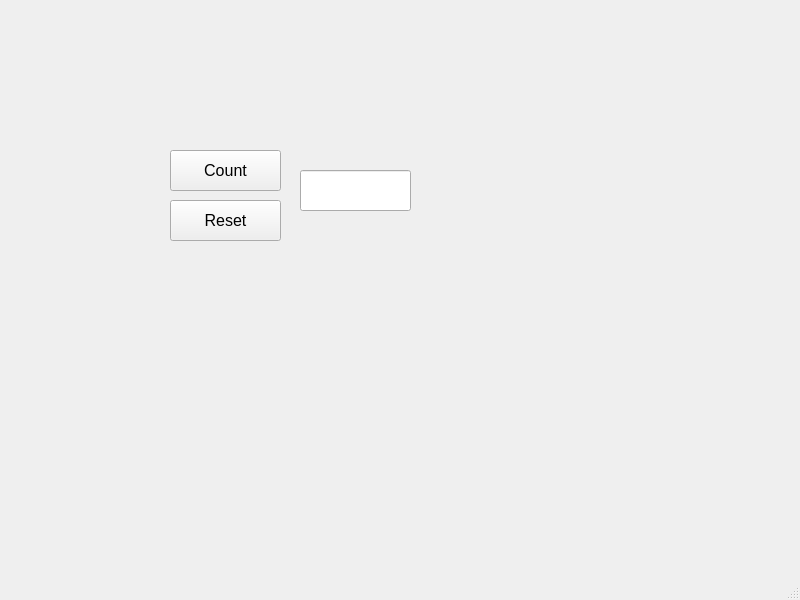
Qt form teht6/mainwindow.ui (rooskar/olio-ohjelmointi) before a commit.
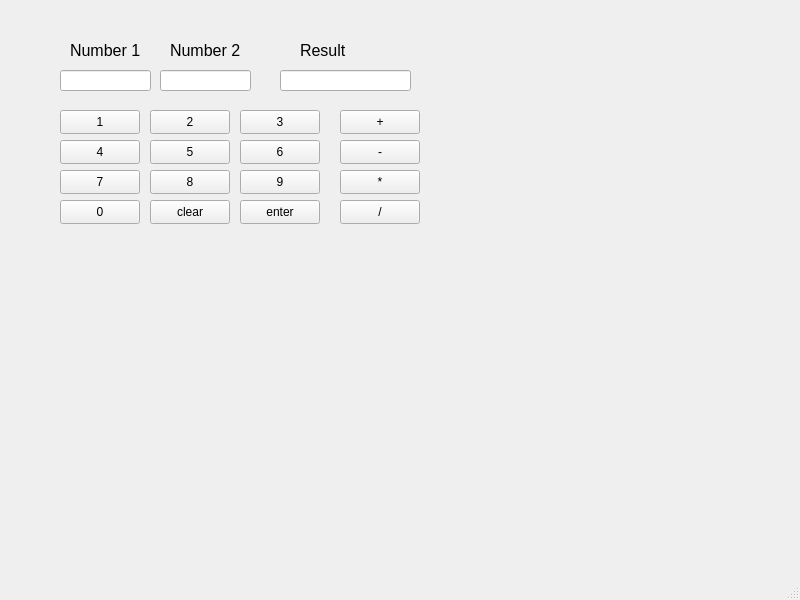
The same form after that commit.

Commit message: kotiteht6 teht2

```diff
--- a/teht6/mainwindow.ui
+++ b/teht6/mainwindow.ui
@@ -14,41 +14,51 @@
    <string>MainWindow</string>
   </property>
   <widget class="QWidget" name="centralwidget">
-   <widget class="QPushButton" name="countButton">
+   <widget class="QLabel" name="label">
+    <property name="geometry">
+     <rect>
+      <x>70</x>
+      <y>40</y>
+      <width>81</width>
+      <height>21</height>
+     </rect>
+    </property>
+    <property name="font">
+     <font>
+      <pointsize>12</pointsize>
+      <bold>false</bold>
+     </font>
+    </property>
+    <property name="text">
+     <string>Number 1</string>
+    </property>
+   </widget>
+   <widget class="QLabel" name="label_2">
     <property name="geometry">
      <rect>
       <x>170</x>
-      <y>150</y>
-      <width>111</width>
-      <height>41</height>
+      <y>40</y>
+      <width>91</width>
+      <height>21</height>
      </rect>
     </property>
     <property name="font">
      <font>
       <pointsize>12</pointsize>
+      <bold>false</bold>
      </font>
     </property>
     <property name="text">
-     <string>Count</string>
+     <string>Number 2</string>
     </property>
    </widget>
-   <widget class="QLineEdit" name="numberBox">
+   <widget class="QLabel" name="label_3">
     <property name="geometry">
      <rect>
       <x>300</x>
-      <y>170</y>
-      <width>111</width>
-      <height>41</height>
-     </rect>
-    </property>
-   </widget>
-   <widget class="QPushButton" name="resetButton">
-    <property name="geometry">
-     <rect>
-      <x>170</x>
-      <y>200</y>
-      <width>111</width>
-      <height>41</height>
+      <y>40</y>
+      <width>61</width>
+      <height>21</height>
      </rect>
     </property>
     <property name="font">
@@ -57,7 +67,245 @@
      </font>
     </property>
     <property name="text">
-     <string>Reset</string>
+     <string>Result</string>
+    </property>
+   </widget>
+   <widget class="QLineEdit" name="num1">
+    <property name="geometry">
+     <rect>
+      <x>60</x>
+      <y>70</y>
+      <width>91</width>
+      <height>21</height>
+     </rect>
+    </property>
+   </widget>
+   <widget class="QLineEdit" name="num2">
+    <property name="geometry">
+     <rect>
+      <x>160</x>
+      <y>70</y>
+      <width>91</width>
+      <height>21</height>
+     </rect>
+    </property>
+   </widget>
+   <widget class="QLineEdit" name="result">
+    <property name="geometry">
+     <rect>
+      <x>280</x>
+      <y>70</y>
+      <width>131</width>
+      <height>21</height>
+     </rect>
+    </property>
+   </widget>
+   <widget class="QPushButton" name="N1">
+    <property name="geometry">
+     <rect>
+      <x>60</x>
+      <y>110</y>
+      <width>80</width>
+      <height>24</height>
+     </rect>
+    </property>
+    <property name="text">
+     <string>1</string>
+    </property>
+   </widget>
+   <widget class="QPushButton" name="N2">
+    <property name="geometry">
+     <rect>
+      <x>150</x>
+      <y>110</y>
+      <width>80</width>
+      <height>24</height>
+     </rect>
+    </property>
+    <property name="text">
+     <string>2</string>
+    </property>
+   </widget>
+   <widget class="QPushButton" name="N3">
+    <property name="geometry">
+     <rect>
+      <x>240</x>
+      <y>110</y>
+      <width>80</width>
+      <height>24</height>
+     </rect>
+    </property>
+    <property name="text">
+     <string>3</string>
+    </property>
+   </widget>
+   <widget class="QPushButton" name="add">
+    <property name="geometry">
+     <rect>
+      <x>340</x>
+      <y>110</y>
+      <width>80</width>
+      <height>24</height>
+     </rect>
+    </property>
+    <property name="text">
+     <string>+</string>
+    </property>
+   </widget>
+   <widget class="QPushButton" name="N4">
+    <property name="geometry">
+     <rect>
+      <x>60</x>
+      <y>140</y>
+      <width>80</width>
+      <height>24</height>
+     </rect>
+    </property>
+    <property name="text">
+     <string>4</string>
+    </property>
+   </widget>
+   <widget class="QPushButton" name="N5">
+    <property name="geometry">
+     <rect>
+      <x>150</x>
+      <y>140</y>
+      <width>80</width>
+      <height>24</height>
+     </rect>
+    </property>
+    <property name="text">
+     <string>5</string>
+    </property>
+   </widget>
+   <widget class="QPushButton" name="N6">
+    <property name="geometry">
+     <rect>
+      <x>240</x>
+      <y>140</y>
+      <width>80</width>
+      <height>24</height>
+     </rect>
+    </property>
+    <property name="text">
+     <string>6</string>
+    </property>
+   </widget>
+   <widget class="QPushButton" name="sub">
+    <property name="geometry">
+     <rect>
+      <x>340</x>
+      <y>140</y>
+      <width>80</width>
+      <height>24</height>
+     </rect>
+    </property>
+    <property name="text">
+     <string>-</string>
+    </property>
+   </widget>
+   <widget class="QPushButton" name="N7">
+    <property name="geometry">
+     <rect>
+      <x>60</x>
+      <y>170</y>
+      <width>80</width>
+      <height>24</height>
+     </rect>
+    </property>
+    <property name="text">
+     <string>7</string>
+    </property>
+   </widget>
+   <widget class="QPushButton" name="N8">
+    <property name="geometry">
+     <rect>
+      <x>150</x>
+      <y>170</y>
+      <width>80</width>
+      <height>24</height>
+     </rect>
+    </property>
+    <property name="text">
+     <string>8</string>
+    </property>
+   </widget>
+   <widget class="QPushButton" name="N9">
+    <property name="geometry">
+     <rect>
+      <x>240</x>
+      <y>170</y>
+      <width>80</width>
+      <height>24</height>
+     </rect>
+    </property>
+    <property name="text">
+     <string>9</string>
+    </property>
+   </widget>
+   <widget class="QPushButton" name="mul">
+    <property name="geometry">
+     <rect>
+      <x>340</x>
+      <y>170</y>
+      <width>80</width>
+      <height>24</height>
+     </rect>
+    </property>
+    <property name="text">
+     <string>*</string>
+    </property>
+   </widget>
+   <widget class="QPushButton" name="N0">
+    <property name="geometry">
+     <rect>
+      <x>60</x>
+      <y>200</y>
+      <width>80</width>
+      <height>24</height>
+     </rect>
+    </property>
+    <property name="text">
+     <string>0</string>
+    </property>
+   </widget>
+   <widget class="QPushButton" name="clear">
+    <property name="geometry">
+     <rect>
+      <x>150</x>
+      <y>200</y>
+      <width>80</width>
+      <height>24</height>
+     </rect>
+    </property>
+    <property name="text">
+     <string>clear</string>
+    </property>
+   </widget>
+   <widget class="QPushButton" name="enter">
+    <property name="geometry">
+     <rect>
+      <x>240</x>
+      <y>200</y>
+      <width>80</width>
+      <height>24</height>
+     </rect>
+    </property>
+    <property name="text">
+     <string>enter</string>
+    </property>
+   </widget>
+   <widget class="QPushButton" name="div">
+    <property name="geometry">
+     <rect>
+      <x>340</x>
+      <y>200</y>
+      <width>80</width>
+      <height>24</height>
+     </rect>
+    </property>
+    <property name="text">
+     <string>/</string>
     </property>
    </widget>
   </widget>
```
The commit also changes 2 other files.
